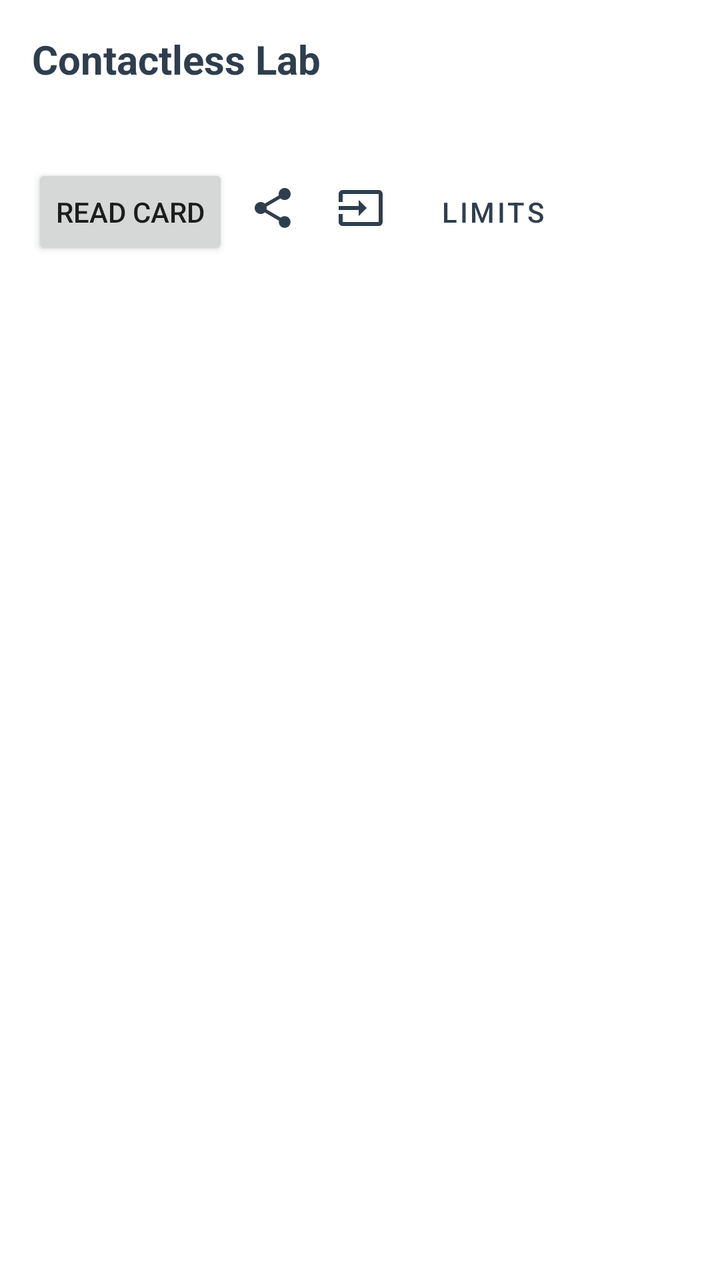
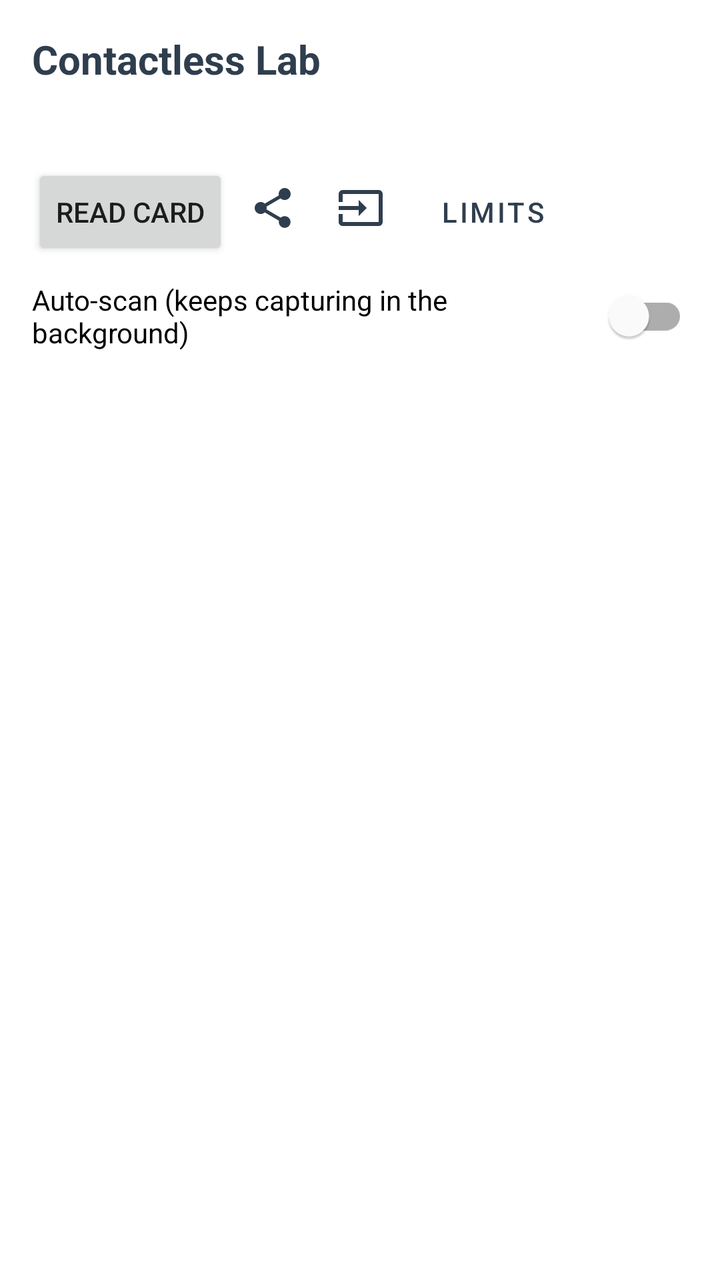

Screens rendered from an Android XML layout before and after an edit, with the pre-edit source and the edit as a unified diff.
<!-- AndroidManifest.xml: application theme Theme.GhostWire -->
<!-- res/layout/fragment_walrus.xml -->
<?xml version="1.0" encoding="utf-8"?>
<LinearLayout xmlns:android="http://schemas.android.com/apk/res/android"
    android:layout_width="match_parent"
    android:layout_height="match_parent"
    android:orientation="vertical"
    android:padding="16dp">

    <TextView
        android:layout_width="match_parent"
        android:layout_height="wrap_content"
        android:text="Contactless Lab"
        style="@style/GhostWire.Header" />

    <TextView
        android:id="@+id/walrus_status"
        android:layout_width="match_parent"
        android:layout_height="wrap_content"
        android:paddingBottom="8dp" />

    <LinearLayout
        android:layout_width="match_parent"
        android:layout_height="wrap_content"
        android:orientation="horizontal">

        <Button
            android:id="@+id/card_read"
            android:layout_width="wrap_content"
            android:layout_height="wrap_content"
            android:text="Read card" />

        <ImageButton
            android:id="@+id/card_share"
            android:layout_width="44dp"
            android:layout_height="44dp"
            android:src="@drawable/ic_share"
            android:background="?attr/selectableItemBackgroundBorderless"
            android:contentDescription="Share cards file" />

        <ImageButton
            android:id="@+id/card_import"
            android:layout_width="44dp"
            android:layout_height="44dp"
            android:src="@drawable/ic_import"
            android:background="?attr/selectableItemBackgroundBorderless"
            android:contentDescription="Import cards file" />

        <Button
            android:id="@+id/card_limits"
            style="?attr/materialButtonOutlinedStyle"
            android:layout_width="wrap_content"
            android:layout_height="wrap_content"
            android:text="Limits" />
    </LinearLayout>

    <androidx.recyclerview.widget.RecyclerView
        android:id="@+id/card_list"
        android:layout_width="match_parent"
        android:layout_height="0dp"
        android:layout_weight="1"
        android:paddingTop="8dp"
        android:clipToPadding="false" />
</LinearLayout>
<!-- resources referenced by this layout -->
<resources>
  <!-- drawable ic_import (drawable) -->
  <vector xmlns:android="http://schemas.android.com/apk/res/android"
      android:width="24dp" android:height="24dp"
      android:viewportWidth="24" android:viewportHeight="24"
      android:tint="?attr/colorPrimary">
      <path android:fillColor="@android:color/white"
          android:pathData="M21,3.01H3c-1.1,0 -2,0.9 -2,2V9h2V4.99h18v14.03H3V15H1v4.01c0,1.1 0.9,1.98 2,1.98h18c1.1,0 2,-0.88 2,-1.98v-14c0,-1.11 -0.9,-2 -2,-2zM11,16l4,-4 -4,-4v3H1v2h10v3z" />
  </vector>
  <!-- drawable ic_share (drawable) -->
  <vector xmlns:android="http://schemas.android.com/apk/res/android"
      android:width="24dp" android:height="24dp"
      android:viewportWidth="24" android:viewportHeight="24"
      android:tint="?attr/colorPrimary">
      <path android:fillColor="@android:color/white"
          android:pathData="M18,16.08c-0.76,0 -1.44,0.3 -1.96,0.77L8.91,12.7c0.05,-0.23 0.09,-0.46 0.09,-0.7s-0.04,-0.47 -0.09,-0.7l7.05,-4.11c0.54,0.5 1.25,0.81 2.04,0.81 1.66,0 3,-1.34 3,-3s-1.34,-3 -3,-3 -3,1.34 -3,3c0,0.24 0.04,0.47 0.09,0.7L8.04,9.81C7.5,9.31 6.79,9 6,9c-1.66,0 -3,1.34 -3,3s1.34,3 3,3c0.79,0 1.5,-0.31 2.04,-0.81l7.12,4.16c-0.05,0.21 -0.08,0.43 -0.08,0.65 0,1.61 1.31,2.92 2.92,2.92s2.92,-1.31 2.92,-2.92 -1.31,-2.92 -2.92,-2.92z" />
  </vector>
  <style name="GhostWire.Header" parent="">
          <item name="android:textSize">20sp</item>
          <item name="android:textStyle">bold</item>
          <item name="android:textColor">?attr/colorPrimary</item>
          <item name="android:paddingBottom">12dp</item>
      </style>
  <style name="Theme.GhostWire" parent="Theme.MaterialComponents.DayNight.NoActionBar">
          <item name="colorPrimary">@color/gw_primary</item>
          <item name="colorPrimaryVariant">@color/gw_primary_dark</item>
          <item name="colorOnPrimary">@color/gw_on_primary</item>
          <item name="colorSecondary">@color/gw_accent</item>
          <item name="colorSecondaryVariant">@color/gw_accent</item>
      </style>
  <color name="gw_primary">#2F3E4E</color>
  <color name="gw_primary_dark">#1F2A35</color>
  <color name="gw_on_primary">#FFFFFF</color>
  <color name="gw_accent">#19B5C4</color>
</resources>

<!-- the commit's change to res/layout/fragment_walrus.xml (unified diff, before → after) -->
@@ -52,6 +52,13 @@
             android:text="Limits" />
     </LinearLayout>
 
+    <com.google.android.material.switchmaterial.SwitchMaterial
+        android:id="@+id/auto_scan"
+        android:layout_width="wrap_content"
+        android:layout_height="wrap_content"
+        android:layout_marginTop="4dp"
+        android:text="Auto-scan (keeps capturing in the background)" />
+
     <androidx.recyclerview.widget.RecyclerView
         android:id="@+id/card_list"
         android:layout_width="match_parent"
